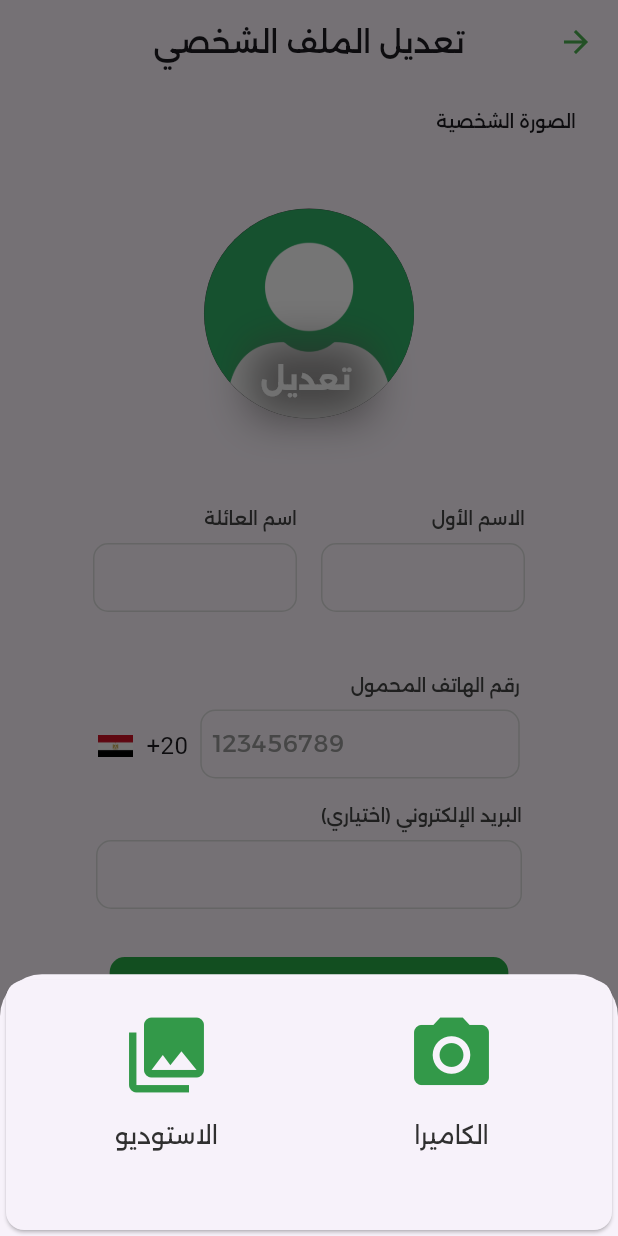
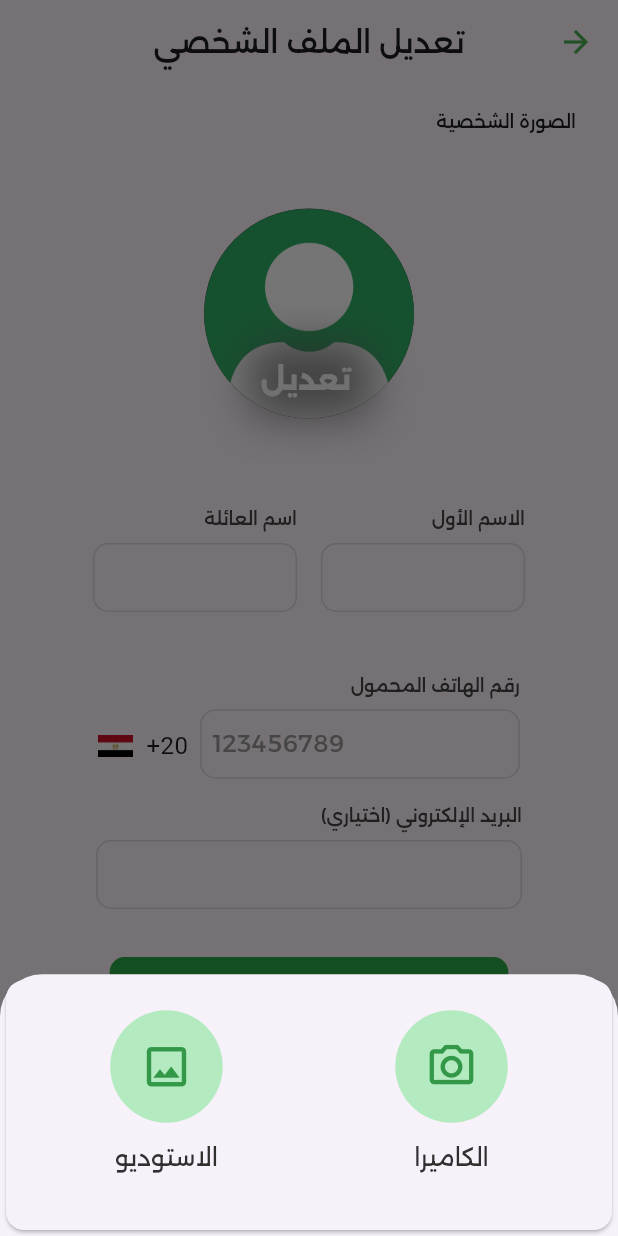
Before and after one commit to oashrafouad/Tawsela, a Flutter app: the PassengerEditProfile screen opened by its route, after a tap on "تعديل", on a phone screen of 412 x 824 dp. Run offline on Flutter 3.47's test engine with Material 3 defaults, Android fonts, the phone set to English and light mode, and no system bars; our stand-ins replace bloc, flutter_bloc, google_maps_flutter, image_cropper, image_picker, shared_preferences; accounts and stored records are empty.

Commit message:
appearance improvements

```diff
--- a/lib/view/screens/Passenger/WelcomePage.dart
+++ b/lib/view/screens/Passenger/WelcomePage.dart
@@ -21,6 +21,8 @@ class WelcomePage extends StatelessWidget {
   Widget build(BuildContext context) {
     return Scaffold(
       appBar: AppBar(
+        surfaceTintColor: Colors.transparent,
+        shadowColor: Colors.black,
         leading: PopupMenuButton<int>(
           shape: RoundedRectangleBorder(
             borderRadius: BorderRadius.circular(10),
--- a/lib/view/widgets/customBottomSheet_imgPick.dart
+++ b/lib/view/widgets/customBottomSheet_imgPick.dart
@@ -20,11 +20,11 @@ class CustomButtomSheet_imgPick extends StatelessWidget {
             children: [
               bottomSheetBuilderIcon(
                   source: ImageSource.camera,
-                  icon: Icons.photo_camera,
+                  icon: Icons.photo_camera_outlined,
                   text: S.of(context).camera),
               bottomSheetBuilderIcon(
                   source: ImageSource.gallery,
-                  icon: Icons.photo_library,
+                  icon: Icons.image_outlined,
                   text: S.of(context).gallery),
             ],
           )),
@@ -38,19 +38,27 @@ class bottomSheetBuilderIcon extends StatelessWidget {
       required this.icon,
       required this.text,
       super.key});
+  ImageSource source;
+  IconData icon;
   String text;
-  IconData icon;
-  ImageSource source;
   @override
   Widget build(BuildContext context) {
     return Expanded(
         child: InkWell(
       child: Column(
         children: [
-          Icon(
-            icon,
-            size: 60.0,
-            color: kGreenFont,
+          Container(
+            decoration: const BoxDecoration(
+              shape: BoxShape.circle,
+              color: Color(0xFFB3EABF),
+            ),
+            height: 75,
+            width: 75,
+            child: Icon(
+              icon,
+              size: 35.0,
+              color: kGreenFont,
+            ),
           ),
           const SizedBox(height: 12.0),
           Text(
```
